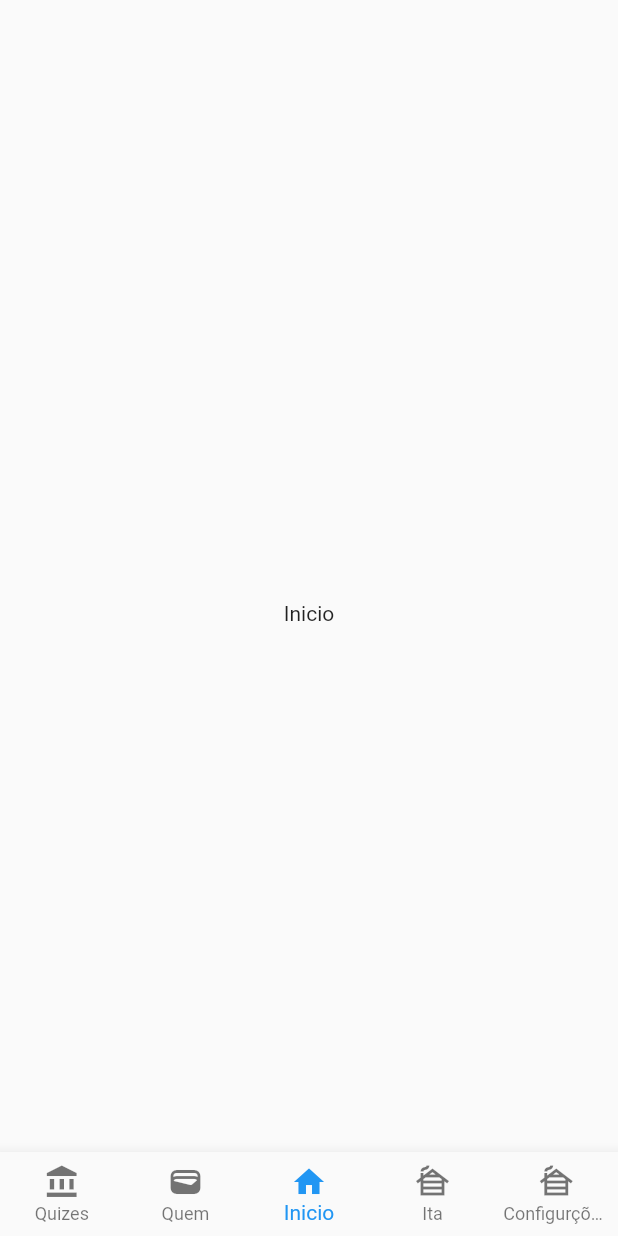
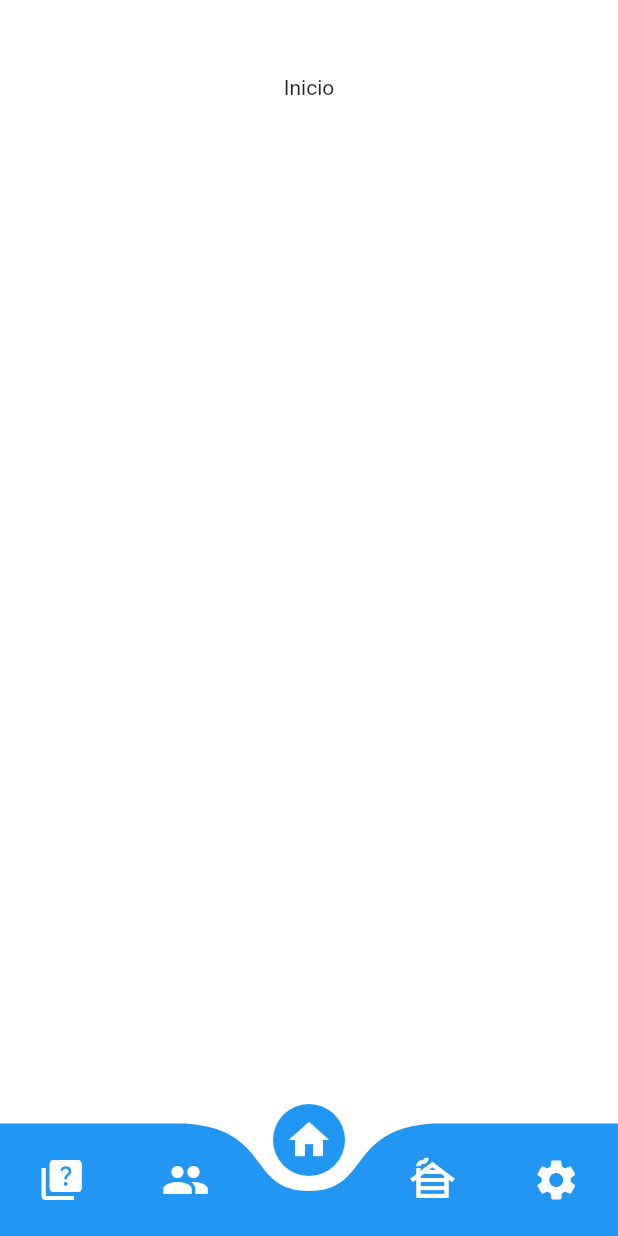
Before and after one commit to Markfgui675/AppSecretaria, a Flutter app: the screen it shows after launch, on a phone screen of 412 x 824 dp. Run offline on Flutter 3.47's test engine with Material 2 defaults, Android fonts, the light colour scheme and no system bars; drawn by our look-alikes of curved_navigation_bar.

Commit message:
Feature:
O bottomnavigationbar foi modificado para uma estética mais agradável.

```diff
--- a/lib/Home.dart
+++ b/lib/Home.dart
@@ -3,6 +3,7 @@ import 'package:app_secretaria_flutter/telas/ita.dart';
 import 'package:app_secretaria_flutter/telas/quem.dart';
 import 'package:app_secretaria_flutter/telas/quizes.dart';
 import 'package:app_secretaria_flutter/telas/inicio.dart';
+import 'package:curved_navigation_bar/curved_navigation_bar.dart';
 import 'package:flutter/cupertino.dart';
 import 'package:flutter/material.dart';
 
@@ -30,6 +31,7 @@ class _HomeState extends State<Home> {
 
     return Scaffold(
 
+      backgroundColor: Colors.white,
 
 
       body: Center(
@@ -40,22 +42,27 @@ class _HomeState extends State<Home> {
       ),
 
 
-      bottomNavigationBar: BottomNavigationBar(
-        currentIndex: _indice,
+
+
+      bottomNavigationBar: CurvedNavigationBar(
+        backgroundColor: Colors.white,
+        buttonBackgroundColor: Colors.blue,
+        color: Colors.blue,
+        animationDuration: Duration(milliseconds: 300),
+        index: _indice,
         onTap: (indice){
           setState(() {
             _indice = indice;
           });
         },
-        type: BottomNavigationBarType.fixed,
-        fixedColor: Colors.blue,
         items: [
-          BottomNavigationBarItem(icon: Icon(Icons.account_balance), label: 'Quizes'),
-          BottomNavigationBarItem(icon: Icon(Icons.wallet), label: 'Quem'),
-          BottomNavigationBarItem(icon: Icon(Icons.home), label: 'Inicio'),
-          BottomNavigationBarItem(icon: Icon(Icons.cabin), label: 'Ita'),
-          BottomNavigationBarItem(icon: Icon(Icons.cabin), label: 'Configurções'),
+          Icon(Icons.quiz, color: Colors.white, size: 32),
+          Icon(Icons.people, color: Colors.white, size: 32),
+          Icon(Icons.home, color: Colors.white, size: 32),
+          Icon(Icons.cabin, color: Colors.white, size: 32),
+          Icon(Icons.settings, color: Colors.white, size: 32)
         ],
+
       ),
 
     );
--- a/lib/telas/inicio.dart
+++ b/lib/telas/inicio.dart
@@ -1,4 +1,5 @@
 import 'package:flutter/cupertino.dart';
+import 'package:flutter/material.dart';
 
 class Inicio extends StatefulWidget {
   const Inicio({Key? key}) : super(key: key);
@@ -10,9 +11,16 @@ class Inicio extends StatefulWidget {
 class _InicioState extends State<Inicio> {
   @override
   Widget build(BuildContext context) {
-    return Container(
-      child: Center(
-        child: Text('Inicio'),
+    return Scaffold(
+      backgroundColor: Colors.white,
+      body: Center(
+        child: Container(
+          child: Column(
+            children: <Widget>[
+              Text('Inicio')
+            ],
+          ),
+        ),
       ),
     );
   }
--- a/lib/telas/quizes.dart
+++ b/lib/telas/quizes.dart
@@ -12,6 +12,7 @@ class _QuizesState extends State<Quizes> {
   @override
   Widget build(BuildContext context) {
     return Scaffold(
+      backgroundColor: Colors.white,
       body: Center(
         child: Container(
           child: Column(
--- a/pubspec.yaml
+++ b/pubspec.yaml
@@ -36,6 +36,7 @@ dependencies:
   # The following adds the Cupertino Icons font to your application.
   # Use with the CupertinoIcons class for iOS style icons.
   cupertino_icons: ^1.0.2
+  curved_navigation_bar: ^1.0.3
 
 dev_dependencies:
   flutter_test:
@@ -47,7 +48,6 @@ dev_dependencies:
   # package. See that file for information about deactivating specific lint
   # rules and activating additional ones.
   flutter_lints: ^2.0.0
-  flutter_native_splash: ^2.0.1+1
 
 flutter_native_splash:
   background_image: imagens/secretaria_teste.jpg
```
Also changed, not shown: lib/telas/configuracoes.dart (+9 -2 lines), lib/telas/ita.dart (+9 -2 lines), lib/telas/quem.dart (+8 -1 lines), pubspec.lock.
